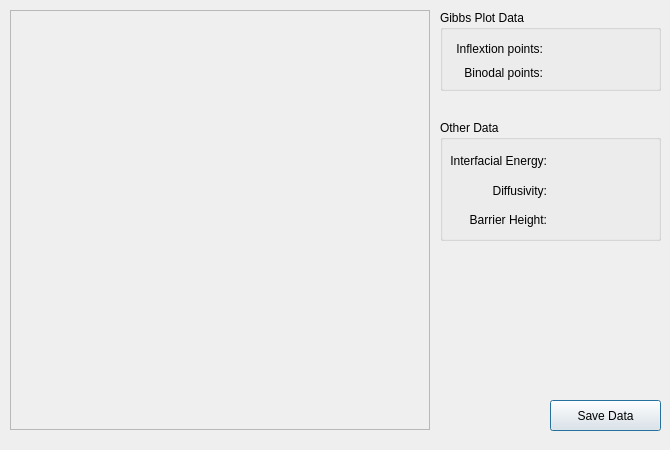
Above: Forms/dialog_view_calc_param.ui from mu2mech/mu2mech before the change. Below: the same form after it.
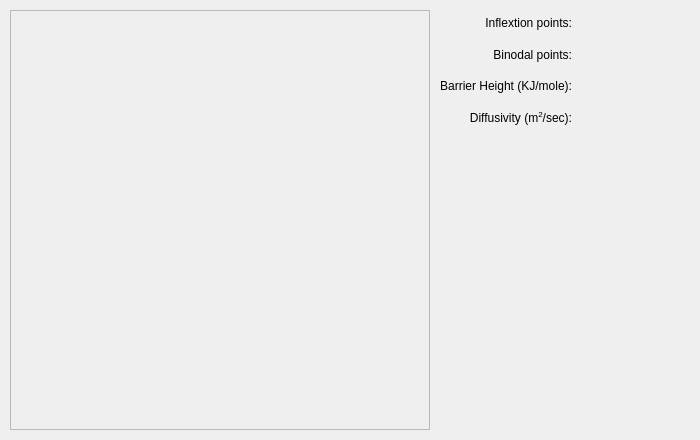
That is the form after the change.

Commit message: dialog box for view parameters

```diff
--- a/Forms/dialog_view_calc_param.ui
+++ b/Forms/dialog_view_calc_param.ui
@@ -6,146 +6,13 @@
    <rect>
     <x>0</x>
     <y>0</y>
-    <width>670</width>
-    <height>450</height>
+    <width>700</width>
+    <height>440</height>
    </rect>
   </property>
   <property name="windowTitle">
    <string>View Calculation Parameters</string>
   </property>
-  <widget class="QPushButton" name="pushButtonSave">
-   <property name="geometry">
-    <rect>
-     <x>550</x>
-     <y>400</y>
-     <width>111</width>
-     <height>31</height>
-    </rect>
-   </property>
-   <property name="text">
-    <string>Save Data</string>
-   </property>
-  </widget>
-  <widget class="QGroupBox" name="groupBox">
-   <property name="geometry">
-    <rect>
-     <x>440</x>
-     <y>10</y>
-     <width>221</width>
-     <height>81</height>
-    </rect>
-   </property>
-   <property name="title">
-    <string>Gibbs Plot Data</string>
-   </property>
-   <widget class="QWidget" name="layoutWidget">
-    <property name="geometry">
-     <rect>
-      <x>10</x>
-      <y>30</y>
-      <width>191</width>
-      <height>42</height>
-     </rect>
-    </property>
-    <layout class="QGridLayout" name="gridLayout_2">
-     <item row="0" column="0">
-      <widget class="QLabel" name="labelInflextionPoint">
-       <property name="text">
-        <string>&lt;html&gt;&lt;head/&gt;&lt;body&gt;&lt;p align=&quot;right&quot;&gt;Inflextion points:&lt;/p&gt;&lt;/body&gt;&lt;/html&gt;</string>
-       </property>
-      </widget>
-     </item>
-     <item row="0" column="1">
-      <widget class="QLabel" name="labelInflextionPointValue">
-       <property name="text">
-        <string/>
-       </property>
-      </widget>
-     </item>
-     <item row="1" column="0">
-      <widget class="QLabel" name="labelBinodalPoint">
-       <property name="text">
-        <string>&lt;html&gt;&lt;head/&gt;&lt;body&gt;&lt;p align=&quot;right&quot;&gt;Binodal points:&lt;/p&gt;&lt;/body&gt;&lt;/html&gt;</string>
-       </property>
-      </widget>
-     </item>
-     <item row="1" column="1">
-      <widget class="QLabel" name="labelBinodalPointValue">
-       <property name="text">
-        <string/>
-       </property>
-      </widget>
-     </item>
-    </layout>
-   </widget>
-  </widget>
-  <widget class="QGroupBox" name="groupBox_2">
-   <property name="geometry">
-    <rect>
-     <x>440</x>
-     <y>120</y>
-     <width>221</width>
-     <height>121</height>
-    </rect>
-   </property>
-   <property name="title">
-    <string>Other Data</string>
-   </property>
-   <widget class="QWidget" name="layoutWidget1">
-    <property name="geometry">
-     <rect>
-      <x>10</x>
-      <y>30</y>
-      <width>199</width>
-      <height>82</height>
-     </rect>
-    </property>
-    <layout class="QGridLayout" name="gridLayout">
-     <item row="0" column="0">
-      <widget class="QLabel" name="labelInterfacialEnergy">
-       <property name="text">
-        <string>&lt;html&gt;&lt;head/&gt;&lt;body&gt;&lt;p align=&quot;right&quot;&gt;Interfacial Energy:&lt;/p&gt;&lt;/body&gt;&lt;/html&gt;</string>
-       </property>
-      </widget>
-     </item>
-     <item row="0" column="1">
-      <widget class="QLabel" name="labelInterfacialEnergyValue">
-       <property name="text">
-        <string/>
-       </property>
-      </widget>
-     </item>
-     <item row="1" column="0">
-      <widget class="QLabel" name="labelDiffusivity">
-       <property name="text">
-        <string>&lt;html&gt;&lt;head/&gt;&lt;body&gt;&lt;p align=&quot;right&quot;&gt;Diffusivity:&lt;/p&gt;&lt;/body&gt;&lt;/html&gt;</string>
-       </property>
-      </widget>
-     </item>
-     <item row="1" column="1">
-      <widget class="QLabel" name="labelDiffusivityValue">
-       <property name="text">
-        <string/>
-       </property>
-      </widget>
-     </item>
-     <item row="2" column="0">
-      <widget class="QLabel" name="labelBarrierHeight">
-       <property name="text">
-        <string>&lt;html&gt;&lt;head/&gt;&lt;body&gt;&lt;p align=&quot;right&quot;&gt;Barrier Height:&lt;/p&gt;&lt;/body&gt;&lt;/html&gt;</string>
-       </property>
-      </widget>
-     </item>
-     <item row="2" column="1">
-      <widget class="QLabel" name="labelBarrierHeightValue">
-       <property name="text">
-        <string/>
-       </property>
-      </widget>
-     </item>
-    </layout>
-   </widget>
-  </widget>
   <widget class="QFrame" name="frame">
    <property name="geometry">
     <rect>
@@ -175,6 +42,74 @@
     </property>
    </widget>
   </widget>
+  <widget class="QWidget" name="">
+   <property name="geometry">
+    <rect>
+     <x>440</x>
+     <y>10</y>
+     <width>251</width>
+     <height>121</height>
+    </rect>
+   </property>
+   <layout class="QGridLayout" name="gridLayout">
+    <item row="0" column="0">
+     <widget class="QLabel" name="labelInflextionPoint">
+      <property name="text">
+       <string>&lt;html&gt;&lt;head/&gt;&lt;body&gt;&lt;p align=&quot;right&quot;&gt;Inflextion points:&lt;/p&gt;&lt;/body&gt;&lt;/html&gt;</string>
+      </property>
+     </widget>
+    </item>
+    <item row="0" column="1">
+     <widget class="QLabel" name="labelInflextionPointValue">
+      <property name="text">
+       <string/>
+      </property>
+     </widget>
+    </item>
+    <item row="1" column="0">
+     <widget class="QLabel" name="labelBinodalPoint">
+      <property name="text">
+       <string>&lt;html&gt;&lt;head/&gt;&lt;body&gt;&lt;p align=&quot;right&quot;&gt;Binodal points:&lt;/p&gt;&lt;/body&gt;&lt;/html&gt;</string>
+      </property>
+     </widget>
+    </item>
+    <item row="1" column="1">
+     <widget class="QLabel" name="labelBinodalPointValue">
+      <property name="text">
+       <string/>
+      </property>
+     </widget>
+    </item>
+    <item row="2" column="0">
+     <widget class="QLabel" name="labelBarrierHeight">
+      <property name="text">
+       <string>&lt;html&gt;&lt;head/&gt;&lt;body&gt;&lt;p align=&quot;right&quot;&gt;Barrier Height (KJ/mole):&lt;/p&gt;&lt;/body&gt;&lt;/html&gt;</string>
+      </property>
+     </widget>
+    </item>
+    <item row="2" column="1">
+     <widget class="QLabel" name="labelBarrierHeightValue">
+      <property name="text">
+       <string/>
+      </property>
+     </widget>
+    </item>
+    <item row="3" column="0">
+     <widget class="QLabel" name="labelDiffusivity">
+      <property name="text">
+       <string>&lt;html&gt;&lt;head/&gt;&lt;body&gt;&lt;p align=&quot;right&quot;&gt;Diffusivity (m&lt;span style=&quot; vertical-align:super;&quot;&gt;2&lt;/span&gt;/sec):&lt;/p&gt;&lt;/body&gt;&lt;/html&gt;</string>
+      </property>
+     </widget>
+    </item>
+    <item row="3" column="1">
+     <widget class="QLabel" name="labelDiffusivityValue">
+      <property name="text">
+       <string/>
+      </property>
+     </widget>
+    </item>
+   </layout>
+  </widget>
  </widget>
  <resources/>
  <connections/>
```
The commit also changes 24 other files.
